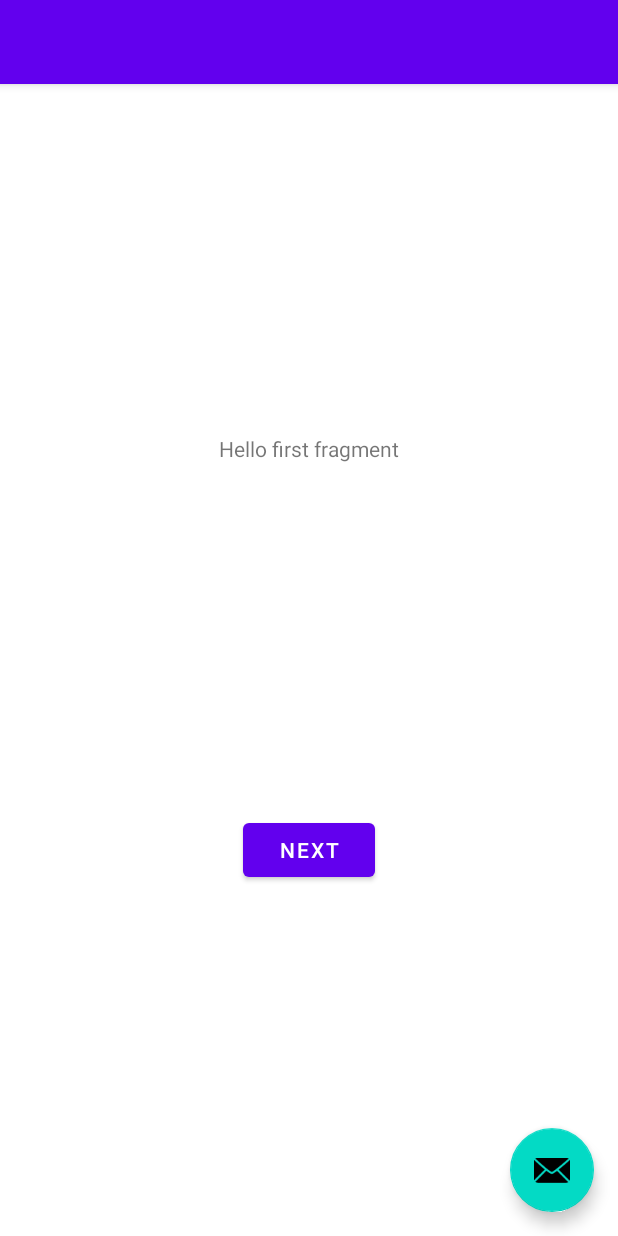
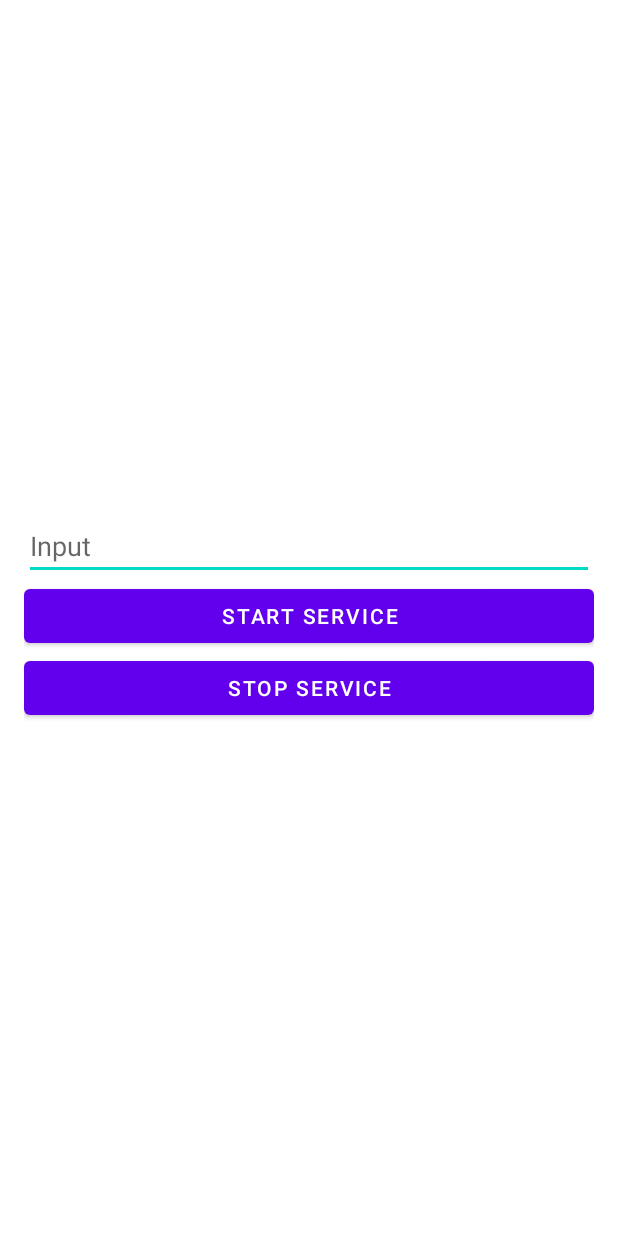
Before and after one commit to dreamcodervw/ServicesAndBackgroundTasks, an Android app: the layout activity_main.xml on its own in the app's theme, with its tools: preview values and no code run, on a phone screen of 412 x 824 dp. Run offline under Robolectric (Android 15) with nearby library versions, the phone set to English and light mode, and no system bars.

Commit message:
Forground Service implementation

```diff
--- a/app/src/main/java/com/developermilan/servicesandbackgroundtasks/FirstFragment.kt
+++ /dev/null
@@ -1,44 +0,0 @@
-package com.developermilan.servicesandbackgroundtasks
-
-import android.os.Bundle
-import androidx.fragment.app.Fragment
-import android.view.LayoutInflater
-import android.view.View
-import android.view.ViewGroup
-import androidx.navigation.fragment.findNavController
-import com.developermilan.servicesandbackgroundtasks.databinding.FragmentFirstBinding
-
-/**
- * A simple [Fragment] subclass as the default destination in the navigation.
- */
-class FirstFragment : Fragment() {
-
-    private var _binding: FragmentFirstBinding? = null
-
-    // This property is only valid between onCreateView and
-    // onDestroyView.
-    private val binding get() = _binding!!
-
-    override fun onCreateView(
-        inflater: LayoutInflater, container: ViewGroup?,
-        savedInstanceState: Bundle?
-    ): View? {
-
-        _binding = FragmentFirstBinding.inflate(inflater, container, false)
-        return binding.root
-
-    }
-
-    override fun onViewCreated(view: View, savedInstanceState: Bundle?) {
-        super.onViewCreated(view, savedInstanceState)
-
-        binding.buttonFirst.setOnClickListener {
-            findNavController().navigate(R.id.action_FirstFragment_to_SecondFragment)
-        }
-    }
-
-    override fun onDestroyView() {
-        super.onDestroyView()
-        _binding = null
-    }
-}
--- a/app/src/main/res/layout/activity_main.xml
+++ b/app/src/main/res/layout/activity_main.xml
@@ -1,34 +1,30 @@
 <?xml version="1.0" encoding="utf-8"?>
-<androidx.coordinatorlayout.widget.CoordinatorLayout xmlns:android="http://schemas.android.com/apk/res/android"
-    xmlns:app="http://schemas.android.com/apk/res-auto"
+<LinearLayout xmlns:android="http://schemas.android.com/apk/res/android"
     xmlns:tools="http://schemas.android.com/tools"
     android:layout_width="match_parent"
     android:layout_height="match_parent"
-    tools:context=".MainActivity">
+    android:orientation="vertical"
+    android:gravity="center"
+    android:padding="16dp"
+    tools:context=".foregroundservice.MainActivity">
 
-    <com.google.android.material.appbar.AppBarLayout
+    <EditText
+        android:id="@+id/editTextInput"
         android:layout_width="match_parent"
         android:layout_height="wrap_content"
-        android:theme="@style/Theme.ServicesAndBackgroundTasks.AppBarOverlay">
+        android:inputType="text"
+        android:hint="@string/input"/>
 
-        <androidx.appcompat.widget.Toolbar
-            android:id="@+id/toolbar"
-            android:layout_width="match_parent"
-            android:layout_height="?attr/actionBarSize"
-            android:background="?attr/colorPrimary"
-            app:popupTheme="@style/Theme.ServicesAndBackgroundTasks.PopupOverlay" />
+    <Button
+        android:id="@+id/startService"
+        android:layout_width="match_parent"
+        android:layout_height="wrap_content"
+        android:text="@string/start_service"/>
 
-    </com.google.android.material.appbar.AppBarLayout>
+    <Button
+        android:id="@+id/stopService"
+        android:layout_width="match_parent"
+        android:layout_height="wrap_content"
+        android:text="@string/stop_service"/>
 
-    <include layout="@layout/content_main" />
-
-    <com.google.android.material.floatingactionbutton.FloatingActionButton
-        android:id="@+id/fab"
-        android:layout_width="wrap_content"
-        android:layout_height="wrap_content"
-        android:layout_gravity="bottom|end"
-        android:layout_marginEnd="@dimen/fab_margin"
-        android:layout_marginBottom="16dp"
-        app:srcCompat="@android:drawable/ic_dialog_email" />
-
-</androidx.coordinatorlayout.widget.CoordinatorLayout>
+</LinearLayout>
--- a/app/src/main/res/layout/content_main.xml
+++ /dev/null
@@ -1,19 +0,0 @@
-<?xml version="1.0" encoding="utf-8"?>
-<androidx.constraintlayout.widget.ConstraintLayout xmlns:android="http://schemas.android.com/apk/res/android"
-    xmlns:app="http://schemas.android.com/apk/res-auto"
-    android:layout_width="match_parent"
-    android:layout_height="match_parent"
-    app:layout_behavior="@string/appbar_scrolling_view_behavior">
-
-    <fragment
-        android:id="@+id/nav_host_fragment_content_main"
-        android:name="androidx.navigation.fragment.NavHostFragment"
-        android:layout_width="0dp"
-        android:layout_height="0dp"
-        app:defaultNavHost="true"
-        app:layout_constraintBottom_toBottomOf="parent"
-        app:layout_constraintEnd_toEndOf="parent"
-        app:layout_constraintStart_toStartOf="parent"
-        app:layout_constraintTop_toTopOf="parent"
-        app:navGraph="@navigation/nav_graph" />
-</androidx.constraintlayout.widget.ConstraintLayout>
--- a/app/src/main/res/layout/fragment_first.xml
+++ /dev/null
@@ -1,28 +0,0 @@
-<?xml version="1.0" encoding="utf-8"?>
-<androidx.constraintlayout.widget.ConstraintLayout xmlns:android="http://schemas.android.com/apk/res/android"
-    xmlns:app="http://schemas.android.com/apk/res-auto"
-    xmlns:tools="http://schemas.android.com/tools"
-    android:layout_width="match_parent"
-    android:layout_height="match_parent"
-    tools:context=".FirstFragment">
-
-    <TextView
-        android:id="@+id/textview_first"
-        android:layout_width="wrap_content"
-        android:layout_height="wrap_content"
-        android:text="@string/hello_first_fragment"
-        app:layout_constraintBottom_toTopOf="@id/button_first"
-        app:layout_constraintEnd_toEndOf="parent"
-        app:layout_constraintStart_toStartOf="parent"
-        app:layout_constraintTop_toTopOf="parent" />
-
-    <Button
-        android:id="@+id/button_first"
-        android:layout_width="wrap_content"
-        android:layout_height="wrap_content"
-        android:text="@string/next"
-        app:layout_constraintBottom_toBottomOf="parent"
-        app:layout_constraintEnd_toEndOf="parent"
-        app:layout_constraintStart_toStartOf="parent"
-        app:layout_constraintTop_toBottomOf="@id/textview_first" />
-</androidx.constraintlayout.widget.ConstraintLayout>
--- a/app/src/main/res/navigation/nav_graph.xml
+++ /dev/null
@@ -1,28 +0,0 @@
-<?xml version="1.0" encoding="utf-8"?>
-<navigation xmlns:android="http://schemas.android.com/apk/res/android"
-    xmlns:app="http://schemas.android.com/apk/res-auto"
-    xmlns:tools="http://schemas.android.com/tools"
-    android:id="@+id/nav_graph"
-    app:startDestination="@id/FirstFragment">
-
-    <fragment
-        android:id="@+id/FirstFragment"
-        android:name="com.developermilan.servicesandbackgroundtasks.FirstFragment"
-        android:label="@string/first_fragment_label"
-        tools:layout="@layout/fragment_first">
-
-        <action
-            android:id="@+id/action_FirstFragment_to_SecondFragment"
-            app:destination="@id/SecondFragment" />
-    </fragment>
-    <fragment
-        android:id="@+id/SecondFragment"
-        android:name="com.developermilan.servicesandbackgroundtasks.SecondFragment"
-        android:label="@string/second_fragment_label"
-        tools:layout="@layout/fragment_second">
-
-        <action
-            android:id="@+id/action_SecondFragment_to_FirstFragment"
-            app:destination="@id/FirstFragment" />
-    </fragment>
-</navigation>
--- a/app/src/main/res/values/strings.xml
+++ b/app/src/main/res/values/strings.xml
@@ -1,12 +1,6 @@
 <resources>
     <string name="app_name">ServicesAndBackgroundTasks</string>
-    <string name="action_settings">Settings</string>
-    <!-- Strings used for fragments for navigation -->
-    <string name="first_fragment_label">First Fragment</string>
-    <string name="second_fragment_label">Second Fragment</string>
-    <string name="next">Next</string>
-    <string name="previous">Previous</string>
-
-    <string name="hello_first_fragment">Hello first fragment</string>
-    <string name="hello_second_fragment">Hello second fragment. Arg: %1$s</string>
+    <string name="input">Input</string>
+    <string name="start_service">Start service</string>
+    <string name="stop_service">Stop Service</string>
 </resources>
```
Also changed, not shown: app/src/main/AndroidManifest.xml (+5 -2 lines), app/src/main/java/com/developermilan/servicesandbackgroundtasks/BaseApplication.kt (added, +26 -0 lines), app/src/main/java/com/developermilan/servicesandbackgroundtasks/Constants.kt (added, +12 -0 lines), app/src/main/java/com/developermilan/servicesandbackgroundtasks/MainActivity.kt (deleted, +0 -58 lines), app/src/main/java/com/developermilan/servicesandbackgroundtasks/SecondFragment.kt (deleted, +0 -44 lines), app/src/main/java/com/developermilan/servicesandbackgroundtasks/foregroundservice/MainActivity.kt (added, +43 -0 lines), app/src/main/java/com/developermilan/servicesandbackgroundtasks/foregroundservice/MyForegroundService.kt (added, +38 -0 lines), app/src/main/res/layout/fragment_second.xml (deleted, +0 -27 lines), app/src/main/res/menu/menu_main.xml (deleted, +0 -10 lines), 1 other file.
